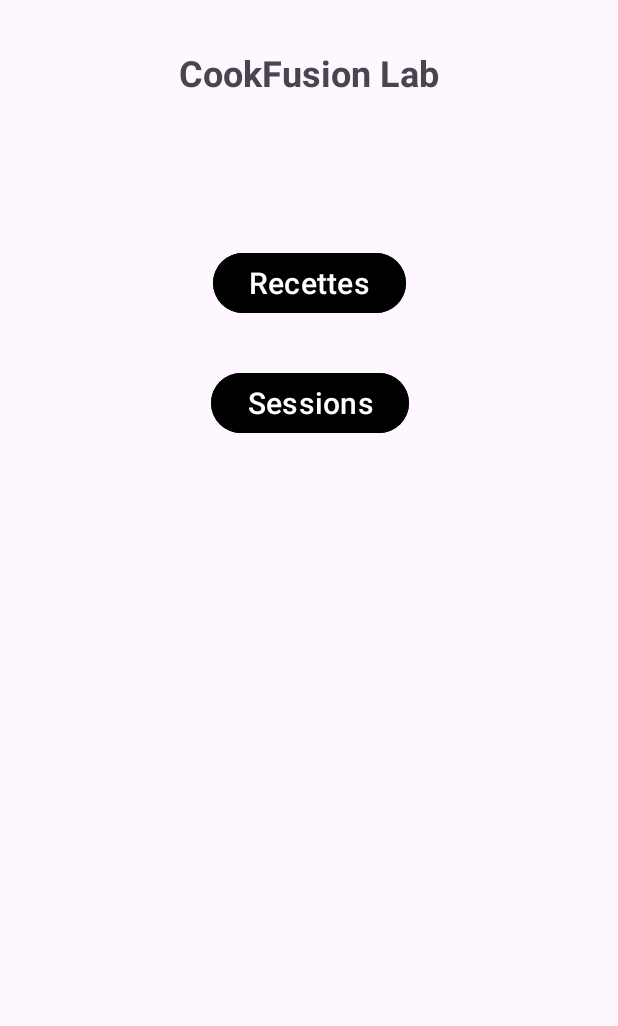
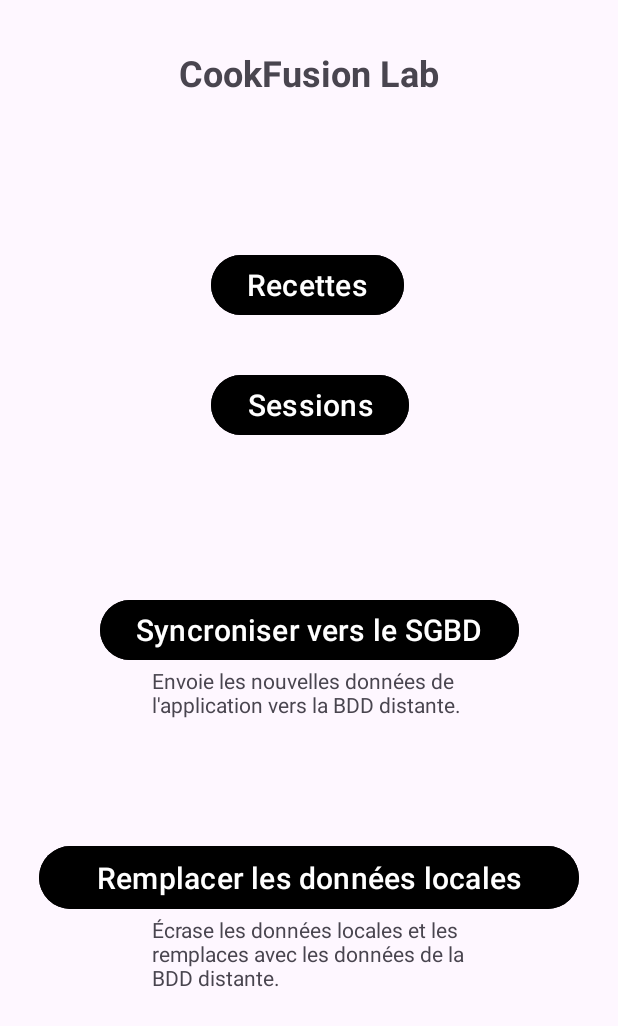
Before and after one commit to ErwanDemay/ProjetAgile_android, an Android app: the ConsultSessionActivity screen opened directly, with no data from a screen before it, after a tap on "Retour à l'accueil", on a phone screen of 412 x 824 dp. Shown: the top 1026 px of the screen. Run offline under Robolectric (Android 15) with nearby library versions, the phone set to English and light mode, and no system bars.

Commit message:
commit pour tout synchroniser , vérifier la synchro

```diff
--- a/app/src/main/java/com/example/projetagile/modele/SessionDAO.java
+++ b/app/src/main/java/com/example/projetagile/modele/SessionDAO.java
@@ -1,21 +1,23 @@
 package com.example.projetagile.modele;
 
+import android.content.ContentValues;
 import android.content.Context;
 import android.database.Cursor;
-import android.database.DatabaseErrorHandler;
 import android.database.sqlite.SQLiteDatabase;
 import android.util.Log;
 
-import java.sql.Time;
+import java.text.SimpleDateFormat;
 import java.util.ArrayList;
 import java.util.Date;
-import java.util.List;
-import java.util.concurrent.ExecutionException;
+import java.util.Locale;
 
 public class SessionDAO {
     private static String base = "CookFusion";
     private static int version = 1;
     private BD_SQLiteOpenHelper accesBD;
+    private static SQLiteDatabase database;
+    private static ArrayList<Session>listeSession;
+
 
     public SessionDAO(Context ct){
         accesBD = new BD_SQLiteOpenHelper(ct, base, null, version);
@@ -50,34 +52,54 @@ public class SessionDAO {
         return listeSession;
     }
 
-    /*public String SyncToSGBD(Session uneSessionson) {
-        String result = "";
-        //adresse de l'URL de l\'API à interroger et fichier php permettant d'\ajouter le visiteur
-        String myUrl="https://mancisidor.alwaysdata.net/API/addVisiteur.php?";
-        //informations à transmettre pour effectuer l'ajout
-        String params =
-                "id="+unVisiteur.getId()+
-                        "&nom="+unVisiteur.getNom()+
-                        "&prenom="+unVisiteur.getPrenom()+
-                        "&login="+unVisiteur.getLogin()+
-                        "&mdp="+unVisiteur.getMdp()+
-                        "&adresse="+unVisiteur.getAdresse()+
-                        "&cp="+unVisiteur.getCp()+
-                        "&ville="+unVisiteur.getVille()+
-                        "&dateEmbauche="+unVisiteur.getDateEmbauche();
-        Log.d("requete",params);
+    public void ajouterSession(Session uneSession){
 
-        HttpPostRequest postRequest = new HttpPostRequest();
-        try{
-            result = postRequest.execute(new String []{myUrl, params}).get();
-            //Log.d("resultat",result.);
-        }
-        catch (InterruptedException e) {
-            e.printStackTrace();
-        } catch (ExecutionException e) {
-            e.printStackTrace();
-        }
-        return result;
-    }*/
+        database = accesBD.getWritableDatabase();
+
+        //Pour la date
+        SimpleDateFormat sdf = new SimpleDateFormat("dd/MM/yyyy", Locale.FRENCH);
+        String currentDate = sdf.format(new Date());
+
+        ContentValues values = new ContentValues();
+
+        values.put("nomSession",uneSession.getNomSession());
+        values.put("dateSession",uneSession.getDateSession());
+        values.put("heureDebut",uneSession.getHeureDebut());
+        values.put("heureFin",uneSession.getHeureFin());
+        values.put("prix",uneSession.getPrix());
+        values.put("nbPlaces",uneSession.getNbPlaces());
+
+
+        database.insert("session",null,values);
+
+        listeSession.add(uneSession);
+
+        Log.d("DEBUG", "La session a été ajoutée avec succès !");
+    }
+
+    public void supprimerSession(int idSession) {
+        database = accesBD.getWritableDatabase();
+        database.delete("Session", "id = ?", new String[]{String.valueOf(idSession)});
+        database.close();
+    }
+
+
+    public void modifierSession(int idSession, String nouveauNom , String nouvelleDateSession , String nouvelleHeureDebut , String nouvelleHeureFin , Float nouveauPrix , Integer nouveauxNbPlaces) {
+        database = accesBD.getWritableDatabase();
+
+        ContentValues values = new ContentValues();
+        values.put("nomSession", nouveauNom);
+        values.put("dateSession", String.valueOf(nouvelleDateSession));
+        values.put("heureDebut", String.valueOf(nouvelleHeureDebut));
+        values.put("heureFin", String.valueOf(nouvelleHeureFin));
+        values.put("prix", nouveauPrix);
+        values.put("nbPlaces", nouveauxNbPlaces);
+
+
+        database.update("Session", values, "id = ?", new String[]{String.valueOf(idSession)});
+        database.close();
+
+        Log.d("DEBUG", "Session modifiée avec succès !");
+    }
 
 }
--- a/app/src/main/res/layout/activity_proposition.xml
+++ b/app/src/main/res/layout/activity_proposition.xml
@@ -1,5 +1,4 @@
-    <androidx.constraintlayout.widget.ConstraintLayout
-    xmlns:android="http://schemas.android.com/apk/res/android"
+<androidx.constraintlayout.widget.ConstraintLayout xmlns:android="http://schemas.android.com/apk/res/android"
     xmlns:app="http://schemas.android.com/apk/res-auto"
     xmlns:tools="http://schemas.android.com/tools"
     android:layout_width="match_parent"
@@ -10,39 +9,89 @@
         android:id="@+id/header"
         android:layout_width="wrap_content"
         android:layout_height="wrap_content"
+        android:layout_marginTop="32dp"
+        android:layout_marginBottom="101dp"
         android:text="CookFusion Lab"
         android:textSize="24sp"
         android:textStyle="bold"
+        app:layout_constraintBottom_toTopOf="@+id/buttonRecettes"
         app:layout_constraintEnd_toEndOf="parent"
         app:layout_constraintStart_toStartOf="parent"
-        app:layout_constraintTop_toTopOf="parent"
-        android:layout_marginTop="32dp" />
+        app:layout_constraintTop_toTopOf="parent" />
 
     <Button
         android:id="@+id/buttonRecettes"
         android:layout_width="wrap_content"
         android:layout_height="wrap_content"
+        android:layout_marginStart="21dp"
+        android:layout_marginBottom="32dp"
         android:backgroundTint="@color/black"
         android:text="Recettes"
         android:textColor="@android:color/white"
         android:textSize="20sp"
-        app:layout_constraintTop_toBottomOf="@id/header"
-        app:layout_constraintStart_toStartOf="parent"
-        app:layout_constraintEnd_toEndOf="parent"
-        android:layout_marginTop="100dp" />
+        app:layout_constraintBottom_toTopOf="@+id/buttonSessions"
+        app:layout_constraintStart_toStartOf="@+id/header"
+        app:layout_constraintTop_toBottomOf="@+id/header" />
 
     <Button
         android:id="@+id/buttonSessions"
         android:layout_width="wrap_content"
         android:layout_height="wrap_content"
-        android:layout_marginTop="32dp"
+        android:layout_marginBottom="102dp"
         android:backgroundTint="@color/black"
         android:text="Sessions"
         android:textColor="@android:color/white"
         android:textSize="20sp"
+        app:layout_constraintBottom_toTopOf="@+id/buttonSyncToSGBD"
+        app:layout_constraintStart_toStartOf="@+id/buttonRecettes"
+        app:layout_constraintTop_toBottomOf="@+id/buttonRecettes" />
+
+    <Button
+        android:id="@+id/buttonSyncToSGBD"
+        android:layout_width="wrap_content"
+        android:layout_height="wrap_content"
+        android:backgroundTint="@color/black"
+        android:text="Syncroniser vers le SGBD"
+        android:textColor="@android:color/white"
+        android:textSize="20sp"
+        app:layout_constraintBottom_toTopOf="@+id/textView"
         app:layout_constraintEnd_toEndOf="parent"
-        app:layout_constraintHorizontal_bias="0.503"
         app:layout_constraintStart_toStartOf="parent"
-        app:layout_constraintTop_toBottomOf="@id/buttonRecettes" />
+        app:layout_constraintTop_toBottomOf="@+id/buttonSessions" />
+
+    <Button
+        android:id="@+id/buttonSyncToLocal"
+        android:layout_width="360dp"
+        android:layout_height="50dp"
+        android:backgroundTint="@color/black"
+        android:text="Remplacer les données locales"
+        android:textColor="@android:color/white"
+        android:textSize="20sp"
+        app:layout_constraintBottom_toTopOf="@+id/textView2"
+        app:layout_constraintEnd_toEndOf="parent"
+        app:layout_constraintStart_toStartOf="parent"
+        app:layout_constraintTop_toBottomOf="@+id/textView" />
+
+    <TextView
+        android:id="@+id/textView"
+        android:layout_width="209dp"
+        android:layout_height="0dp"
+        android:layout_marginBottom="21dp"
+        android:text="Envoie les nouvelles données de l'application vers la BDD distante."
+        app:layout_constraintBottom_toTopOf="@+id/buttonSyncToLocal"
+        app:layout_constraintEnd_toEndOf="parent"
+        app:layout_constraintStart_toStartOf="parent"
+        app:layout_constraintTop_toBottomOf="@+id/buttonSyncToSGBD" />
+
+    <TextView
+        android:id="@+id/textView2"
+        android:layout_width="209dp"
+        android:layout_height="0dp"
+        android:layout_marginBottom="119dp"
+        android:text="Écrase les données locales et les remplaces avec les données de la BDD distante."
+        app:layout_constraintBottom_toBottomOf="parent"
+        app:layout_constraintEnd_toEndOf="parent"
+        app:layout_constraintStart_toStartOf="parent"
+        app:layout_constraintTop_toBottomOf="@+id/buttonSyncToLocal" />
 
 </androidx.constraintlayout.widget.ConstraintLayout>
```
